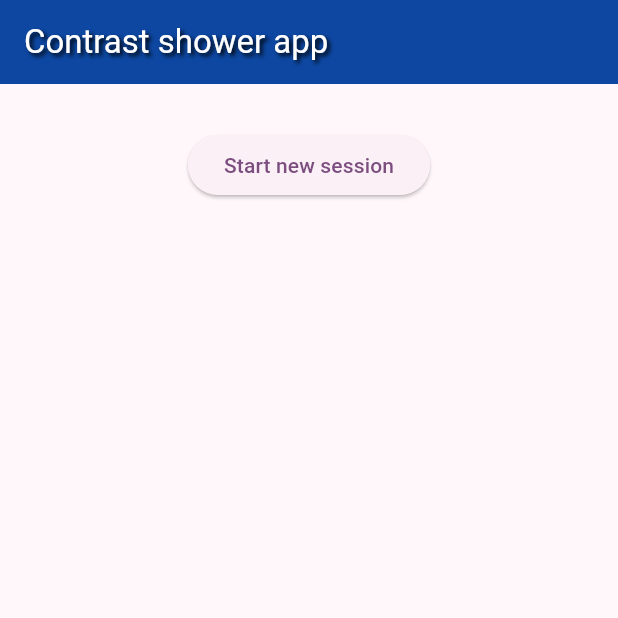
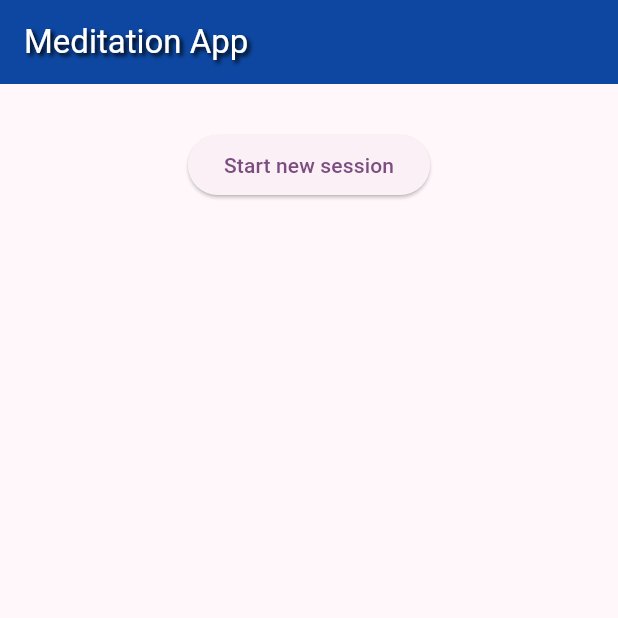
Before and after one commit to RamzeusInno/MeditationApp, a Flutter app: the screen it shows after launch, on a phone screen of 412 x 824 dp, the top half of it. Run offline on Flutter 3.47's test engine with Material 3 defaults, Android fonts, the phone set to English and light mode, and no system bars; our stand-ins replace flutter_riverpod, hive, hive_flutter, just_audio; accounts and stored records are empty.

Commit message:
meditation_fix

```diff
--- a/lib/providers/selectedSessionProvider.dart
+++ b/lib/providers/selectedSessionProvider.dart
@@ -1,4 +1,4 @@
-import 'package:contrast_shower_appplication/session.dart';
+import 'package:meditation_app/session.dart';
 import 'package:flutter_riverpod/flutter_riverpod.dart';
 
 class SelectedSessionNotifier extends Notifier<Session> {
--- a/lib/providers/sessionProvider.dart
+++ b/lib/providers/sessionProvider.dart
@@ -1,4 +1,4 @@
-import 'package:contrast_shower_appplication/session.dart';
+import 'package:meditation_app/session.dart';
 import 'package:flutter_riverpod/flutter_riverpod.dart';
 
 
--- a/lib/screens/homeScreen.dart
+++ b/lib/screens/homeScreen.dart
@@ -1,4 +1,4 @@
-import 'package:contrast_shower_appplication/widgets/sessionListWidget.dart';
+import 'package:meditation_app/widgets/sessionListWidget.dart';
 import 'package:flutter/material.dart';
 import 'package:flutter_riverpod/flutter_riverpod.dart';
 
@@ -16,7 +16,7 @@ class _HomeScreenState extends ConsumerState<HomeScreen> {
     return Scaffold(
       appBar: AppBar(
         title: const Text(
-          "Contrast shower app",
+          "Meditation App",
           style: TextStyle(
             color: Colors.white,
             shadows: <Shadow>[
--- a/lib/screens/postSessionScreen.dart
+++ b/lib/screens/postSessionScreen.dart
@@ -1,6 +1,6 @@
 import 'package:flutter/material.dart';
 import 'package:flutter_riverpod/flutter_riverpod.dart';
-import 'package:contrast_shower_appplication/widgets/sessionSummaryWidget.dart';
+import 'package:meditation_app/widgets/sessionSummaryWidget.dart';
 
 
 class PostSessionScreen extends ConsumerStatefulWidget {
--- a/lib/screens/sessionPreferencesScreen.dart
+++ b/lib/screens/sessionPreferencesScreen.dart
@@ -1,7 +1,7 @@
 import 'package:flutter/material.dart';
 import 'package:flutter_riverpod/flutter_riverpod.dart';
-import 'package:contrast_shower_appplication/widgets/sessionDurationForm.dart';
-import 'package:contrast_shower_appplication/widgets/song_selection_widget.dart';
+import 'package:meditation_app/widgets/sessionDurationForm.dart';
+import 'package:meditation_app/widgets/song_selection_widget.dart';
 
 
 class SessionPreferencesScreen extends ConsumerStatefulWidget {
--- a/lib/screens/sessionScreen.dart
+++ b/lib/screens/sessionScreen.dart
@@ -1,10 +1,10 @@
-import 'package:contrast_shower_appplication/widgets/homeButtonWidget.dart';
+import 'package:meditation_app/widgets/homeButtonWidget.dart';
 import 'package:flutter/material.dart';
 import 'package:flutter_riverpod/flutter_riverpod.dart';
-import 'package:contrast_shower_appplication/widgets/timerWidget.dart';
+import 'package:meditation_app/widgets/timerWidget.dart';
 import 'dart:async';
 import 'audio_player.dart';
-import 'package:contrast_shower_appplication/providers/selected_song_provider.dart';
+import 'package:meditation_app/providers/selected_song_provider.dart';
 
 
 
@@ -26,7 +26,7 @@ class _SessionscreenState extends ConsumerState<SessionScreen> {
               HomeButtonWidget(),
             ],
             title: const Text(
-              "Contrast shower session",
+              "Meditation session",
               style: TextStyle(
               color: Colors.white,
               shadows: <Shadow>[
--- a/lib/widgets/heartbeat_animation_widget.dart
+++ b/lib/widgets/heartbeat_animation_widget.dart
@@ -1,5 +1,5 @@
-import 'package:contrast_shower_appplication/providers/flag_provider.dart';
-import 'package:contrast_shower_appplication/providers/selectedSessionProvider.dart';
+import 'package:meditation_app/providers/flag_provider.dart';
+import 'package:meditation_app/providers/selectedSessionProvider.dart';
 import 'package:flutter/material.dart';
 import 'package:flutter_riverpod/flutter_riverpod.dart';
 
--- a/lib/widgets/ratingWidget.dart
+++ b/lib/widgets/ratingWidget.dart
@@ -1,6 +1,5 @@
-import 'package:contrast_shower_appplication/providers/comment_provider.dart';
-import 'package:contrast_shower_appplication/providers/comment_provider.dart';
-import 'package:contrast_shower_appplication/providers/ratingProvider.dart';
+import 'package:meditation_app/providers/comment_provider.dart';
+import 'package:meditation_app/providers/ratingProvider.dart';
 import 'package:flutter/material.dart';
 import 'package:flutter_riverpod/flutter_riverpod.dart';
 
--- a/lib/widgets/sessionDurationForm.dart
+++ b/lib/widgets/sessionDurationForm.dart
@@ -1,8 +1,8 @@
-import 'package:contrast_shower_appplication/session.dart';
-import 'package:contrast_shower_appplication/widgets/sessionOverviewWidget.dart';
+import 'package:meditation_app/session.dart';
+import 'package:meditation_app/widgets/sessionOverviewWidget.dart';
 import 'package:flutter/material.dart';
 import 'package:flutter_riverpod/flutter_riverpod.dart';
-import 'package:contrast_shower_appplication/providers/selectedSessionProvider.dart';
+import 'package:meditation_app/providers/selectedSessionProvider.dart';
 
 class SessionDurationForm extends ConsumerStatefulWidget {
   @override
--- a/lib/widgets/sessionListWidget.dart
+++ b/lib/widgets/sessionListWidget.dart
@@ -1,8 +1,8 @@
-import 'package:contrast_shower_appplication/providers/sessionProvider.dart';
-import 'package:contrast_shower_appplication/session.dart';
+import 'package:meditation_app/providers/sessionProvider.dart';
+import 'package:meditation_app/session.dart';
 import 'package:flutter/material.dart';
 import 'package:flutter_riverpod/flutter_riverpod.dart';
-import 'package:contrast_shower_appplication/providers/selectedSessionProvider.dart';
+import 'package:meditation_app/providers/selectedSessionProvider.dart';
 import 'package:hive/hive.dart';
 import 'package:hive_flutter/adapters.dart';
 
--- a/lib/widgets/sessionOverviewWidget.dart
+++ b/lib/widgets/sessionOverviewWidget.dart
@@ -1,4 +1,4 @@
-import 'package:contrast_shower_appplication/providers/selectedSessionProvider.dart';
+import 'package:meditation_app/providers/selectedSessionProvider.dart';
 import 'package:flutter/material.dart';
 import 'package:flutter_riverpod/flutter_riverpod.dart';
 
--- a/lib/widgets/sessionSummaryWidget.dart
+++ b/lib/widgets/sessionSummaryWidget.dart
@@ -1,8 +1,8 @@
 import 'package:flutter/material.dart';
 import 'package:flutter_riverpod/flutter_riverpod.dart';
-import 'package:contrast_shower_appplication/providers/sessionProvider.dart';
-import 'package:contrast_shower_appplication/session.dart';
-import 'package:contrast_shower_appplication/providers/selectedSessionProvider.dart';
+import 'package:meditation_app/providers/sessionProvider.dart';
+import 'package:meditation_app/session.dart';
+import 'package:meditation_app/providers/selectedSessionProvider.dart';
 
 class SessionSummaryWidget extends ConsumerStatefulWidget {
   const SessionSummaryWidget({super.key});
--- a/lib/widgets/song_selection_widget.dart
+++ b/lib/widgets/song_selection_widget.dart
@@ -1,6 +1,6 @@
 import 'package:flutter/material.dart';
 import 'package:flutter_riverpod/flutter_riverpod.dart';
-import 'package:contrast_shower_appplication/providers/selected_song_provider.dart';
+import 'package:meditation_app/providers/selected_song_provider.dart';
 
 class SongSelectionWidget extends ConsumerStatefulWidget {
   const SongSelectionWidget({super.key});
--- a/pubspec.yaml
+++ b/pubspec.yaml
@@ -1,4 +1,4 @@
-name: contrast_shower_appplication
+name: meditation_app
 description: "A new Flutter project."
 # The following line prevents the package from being accidentally published to
 # pub.dev using `flutter pub publish`. This is preferred for private packages.
```
Also changed, not shown: lib/main.dart (+6 -6 lines), lib/widgets/timerWidget.dart (+9 -9 lines).
